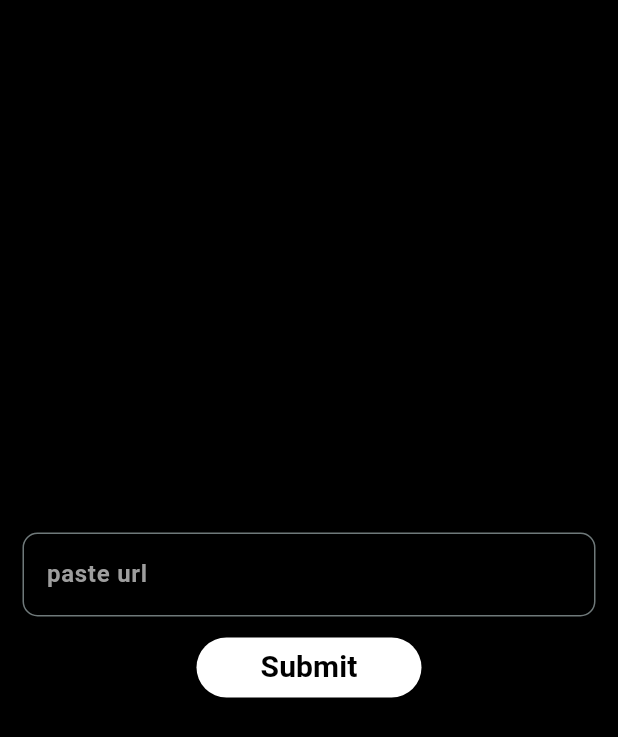
After one commit to thegreatcode1/Defender, a Flutter app: the screen it shows after launch, on a phone screen of 412 x 824 dp. The commit adds this screen. Shown: the top 737 px of the screen. Run offline on Flutter 3.47's test engine with Material 3 defaults, Android fonts, the phone set to English and light mode, and no system bars.

Commit message:
refactor the button and textfielf in a widget

```diff
--- /dev/null
+++ b/lib/presentation/Home/Widgets/homescreenwidget.dart
@@ -0,0 +1,55 @@
+import 'package:flutter/material.dart';
+import 'package:phish_defender/core/colors.dart';
+import 'package:phish_defender/core/constants.dart';
+import 'package:phish_defender/core/textstyle.dart';
+
+class HomeButtonandTextfield extends StatelessWidget {
+  const HomeButtonandTextfield({
+    super.key,
+  });
+
+  @override
+  Widget build(BuildContext context) {
+    return Padding(
+      padding: const EdgeInsets.all(15.0),
+      child: Column(
+        mainAxisAlignment: MainAxisAlignment.center,
+        children: [
+          TextFormField(
+            style: hometextstyletextfieldurl,
+            decoration: InputDecoration(
+              fillColor: ktransparent.withOpacity(0.2),
+              hintText: "paste url",
+              hintStyle: hometextstyletextfield,
+              border: OutlineInputBorder(
+                borderRadius: BorderRadius.circular(10.0),
+                borderSide: const BorderSide(
+                  color: kgrey,
+                ),
+              ),
+            ),
+          ),
+          khight,
+          MaterialButton(
+            onPressed: () {},
+            color: kwhite,
+            textColor: kblack,
+            shape: const RoundedRectangleBorder(
+              borderRadius: BorderRadius.all(
+                Radius.circular(
+                  20.0,
+                ),
+              ),
+            ),
+            minWidth: 150,
+            height: 40,
+            child: const Text(
+              "Submit",
+              style: hometextstylebutton,
+            ),
+          ),
+        ],
+      ),
+    );
+  }
+}
```
Also changed, not shown: lib/presentation/Home/home.dart (+3 -45 lines).
